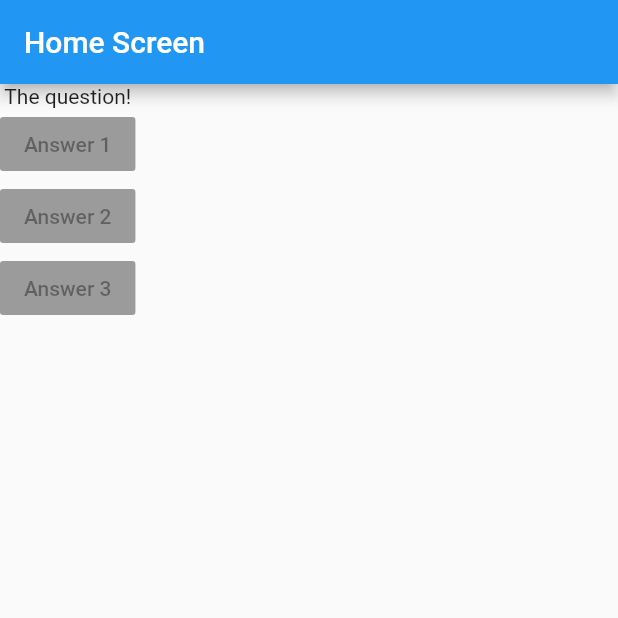
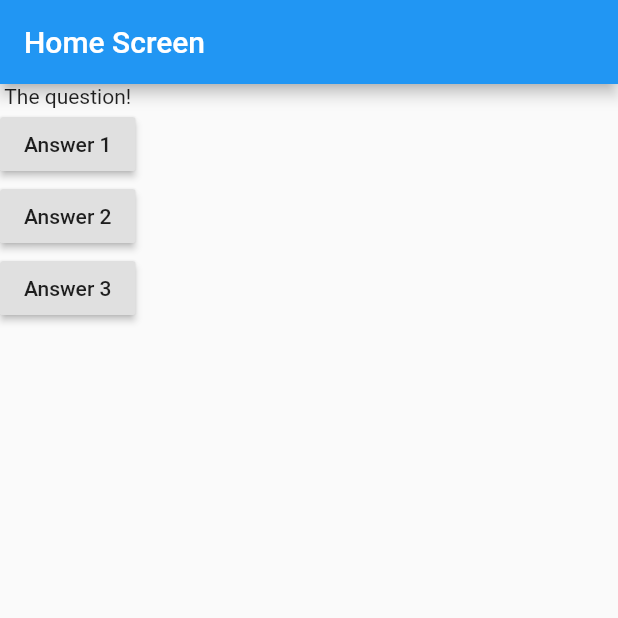
Before and after one commit to RockimSaintBernard/first_flutter_app, a Flutter app: the screen it shows after launch, on a phone screen of 412 x 824 dp, the top half of it. Run offline on Flutter 3.47's test engine with Material 2 defaults, Android fonts, the phone set to English and light mode, and no system bars.

Commit message:
Adding functions to buttons and Anonymous functions

```diff
--- a/lib/main.dart
+++ b/lib/main.dart
@@ -5,6 +5,10 @@
 }
 
 class MyApp extends StatelessWidget {
+  void answerQuestion() {
+    print("answer the questions");
+  }
+
   @override
   Widget build(BuildContext context) {
     return MaterialApp(
@@ -15,9 +19,20 @@
         body: Column(
           children: <Widget>[
             Text("The question!"),
-            RaisedButton(child: Text("Answer 1"), onPressed: null),
-            RaisedButton(child: Text("Answer 2"), onPressed: null),
-            RaisedButton(child: Text("Answer 3"), onPressed: null),
+            RaisedButton(
+              child: Text("Answer 1"),
+              onPressed: answerQuestion,
+            ),
+            RaisedButton(
+              child: Text("Answer 2"),
+              onPressed: () {
+                print("Answer 2 choosen!");
+              },
+            ),
+            RaisedButton(
+              child: Text("Answer 3"),
+              onPressed: () => print("Answer 3 choosen!!"),
+            ),
           ],
         ),
       ),
```
